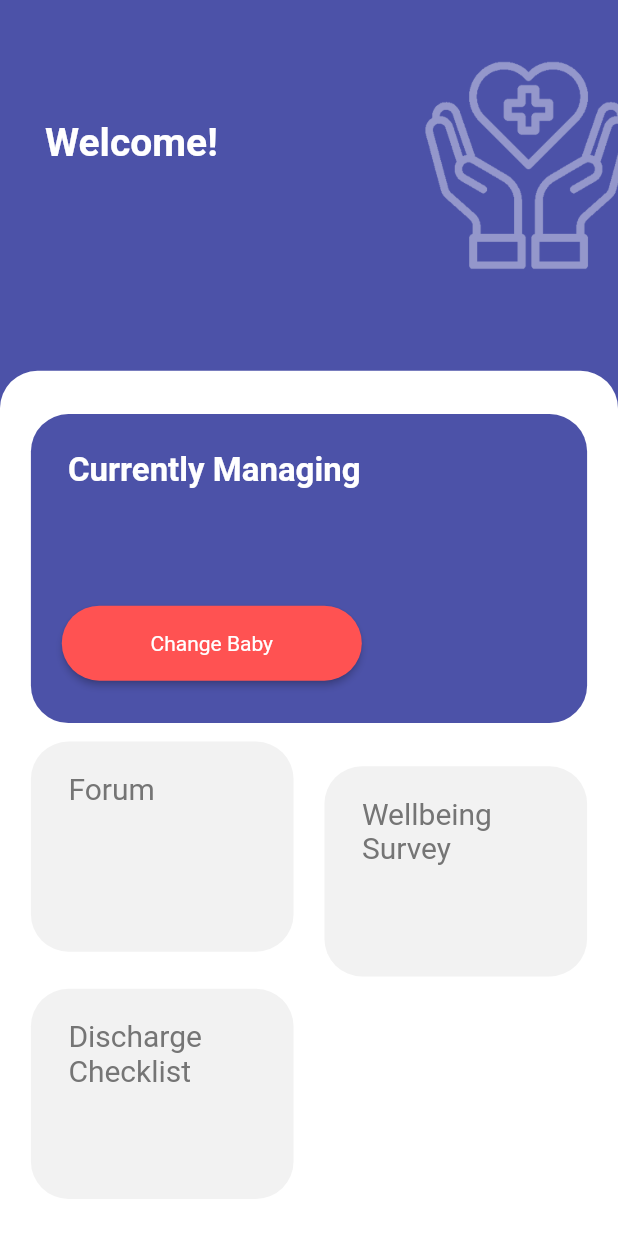
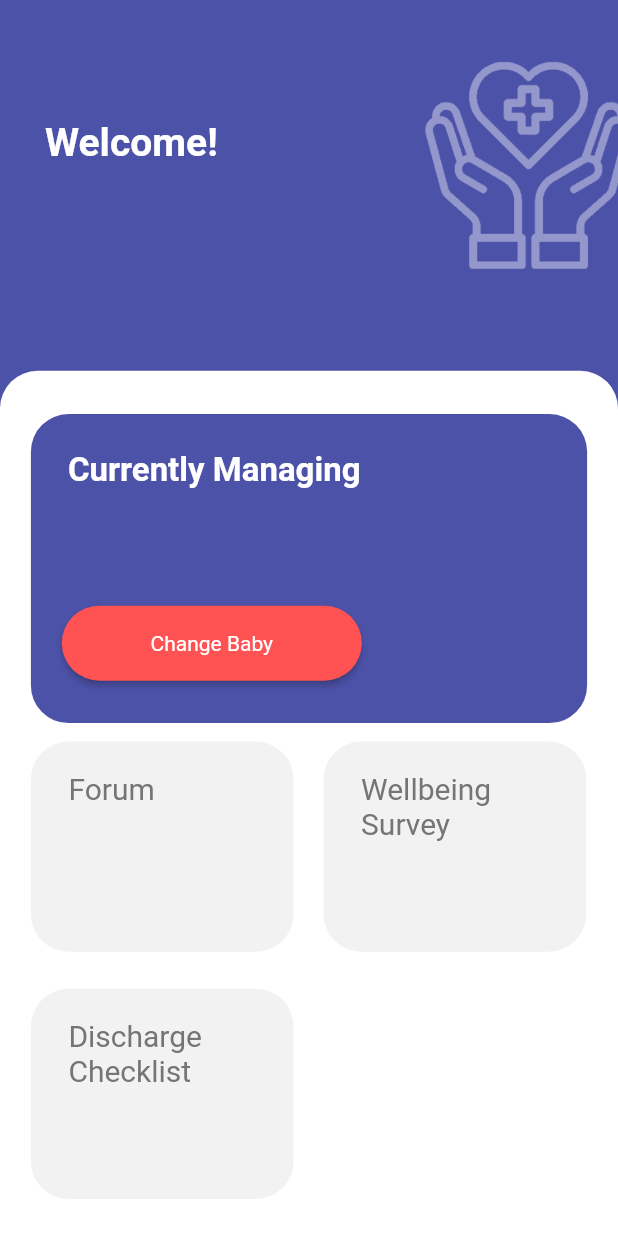
Before and after one commit to ccaian/Team-13-ITP-SE-39, a Flutter app: the ParentHome widget shown alone on an empty page, opened directly, on a phone screen of 412 x 824 dp. Run offline on Flutter 3.47's test engine with Material 2 defaults, Android fonts, the phone set to English and light mode, and no system bars; our stand-ins replace circular_profile_avatar, cloud_firestore, datetime_picker_formfield, firebase_auth, firebase_core, firebase_database and 10 more; missing offline and left inert: dart:ffi, image_downloader; accounts and stored records are empty.

Commit message:
home ui fixes

```diff
--- a/lib/parenthome.dart
+++ b/lib/parenthome.dart
@@ -119,7 +119,13 @@ class _ParentHomeState extends State<ParentHome> {
                       Positioned(
                         top: MediaQuery.of(context).size.height * 0.3,
                         left: MediaQuery.of(context).size.width * 0.05,
-                        child: InkWell(
+
+                        child: Column(
+                          children: <Widget>[
+                            Row(
+                                mainAxisAlignment: MainAxisAlignment.spaceBetween,
+                                children:<Widget> [
+                                  InkWell(
                                     onTap: () {
                                       Navigator.push(context, new MaterialPageRoute(
                                           builder: (context) => WorkerForum()
@@ -144,13 +150,10 @@ class _ParentHomeState extends State<ParentHome> {
                                           const Radius.circular(25),
                                         ),
                                       ),
-
                                     ),
-                        ),),
-                      Positioned(
-                        top: MediaQuery.of(context).size.height * 0.32,
-                        left: MediaQuery.of(context).size.width * 0.525,
-                        child: InkWell(
+                                  ),
+                                  Padding(padding:  const EdgeInsets.fromLTRB(20.0,20.0,0.0,0.0),),
+                                  InkWell(
                                     onTap: () {
                                       Navigator.push(context, new MaterialPageRoute(
                                           builder: (context) => WellbeingSurvey()
@@ -160,7 +163,7 @@ class _ParentHomeState extends State<ParentHome> {
                                       width: MediaQuery.of(context).size.width * 0.425,
                                       height: MediaQuery.of(context).size.height * 0.17,
                                       child: Padding(
-                                padding: const EdgeInsets.fromLTRB(25.0,20.0,0.0,0.0),
+                                          padding: const EdgeInsets.fromLTRB(25.0,20.0,20.0,20.0),
                                           child: Text(
                                               "Wellbeing Survey",
                                               style: TextStyle(
@@ -177,8 +180,13 @@ class _ParentHomeState extends State<ParentHome> {
                                       ),
 
                                     ),
-                        ),),
+                                  ),
+                                ]
 
+                            ),
+                          ],
+                        )
+                         ),
                       Positioned(
                         top: MediaQuery.of(context).size.height * 0.5,
                         left: MediaQuery.of(context).size.width * 0.05,
@@ -190,7 +198,7 @@ class _ParentHomeState extends State<ParentHome> {
                             width: MediaQuery.of(context).size.width * 0.425,
                             height: MediaQuery.of(context).size.height * 0.17,
                             child: Padding(
-                                padding: const EdgeInsets.fromLTRB(25.0,20.0,0.0,0.0),
+                                padding: const EdgeInsets.fromLTRB(25.0,20.0,20.0,20.0),
                                 child: Text(
                                     "Discharge Checklist",
                                     style: TextStyle(
```
Also changed, not shown: lib/workerhome.dart (+21 -13 lines). Lines whose indentation alone changed are shown as unchanged.
